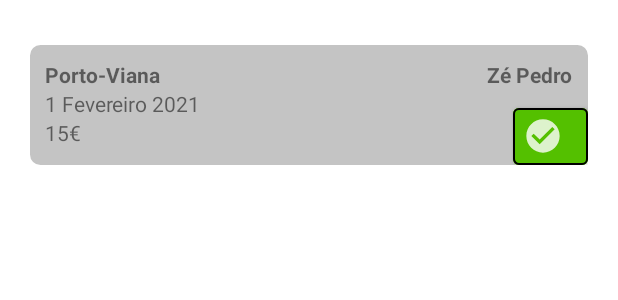
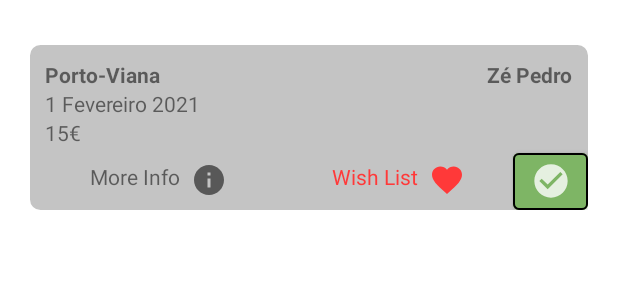
Before and after one commit to LuisPereira474/TPCM, an Android app: the layout search_line.xml on its own in the app's theme, with its tools: preview values and no code run, on a phone screen of 412 x 824 dp. Shown: the top 300 px of the screen. Run offline under Robolectric (Android 15) with nearby library versions, the phone set to English and light mode, and no system bars.

Commit message:
Insert More Info and Wish List buttons

```diff
--- /dev/null
+++ b/app/src/main/res/drawable/ic_baseline_favorite_24.xml
@@ -0,0 +1,5 @@
+<vector android:height="24dp" android:tint="#FF3939"
+    android:viewportHeight="24" android:viewportWidth="24"
+    android:width="24dp" xmlns:android="http://schemas.android.com/apk/res/android">
+    <path android:fillColor="@android:color/white" android:pathData="M12,21.35l-1.45,-1.32C5.4,15.36 2,12.28 2,8.5 2,5.42 4.42,3 7.5,3c1.74,0 3.41,0.81 4.5,2.09C13.09,3.81 14.76,3 16.5,3 19.58,3 22,5.42 22,8.5c0,3.78 -3.4,6.86 -8.55,11.54L12,21.35z"/>
+</vector>
--- /dev/null
+++ b/app/src/main/res/drawable/ic_info.xml
@@ -0,0 +1,5 @@
+<vector android:height="24dp" android:tint="#585858"
+    android:viewportHeight="24" android:viewportWidth="24"
+    android:width="24dp" xmlns:android="http://schemas.android.com/apk/res/android">
+    <path android:fillColor="@android:color/white" android:pathData="M12,2C6.48,2 2,6.48 2,12s4.48,10 10,10 10,-4.48 10,-10S17.52,2 12,2zM13,17h-2v-6h2v6zM13,9h-2L11,7h2v2z"/>
+</vector>
--- a/app/src/main/res/layout/search_line.xml
+++ b/app/src/main/res/layout/search_line.xml
@@ -1,7 +1,7 @@
 <?xml version="1.0" encoding="utf-8"?>
 <RelativeLayout xmlns:android="http://schemas.android.com/apk/res/android"
     android:layout_width="match_parent"
-    android:layout_height="80dp"
+    android:layout_height="110dp"
     xmlns:app="http://schemas.android.com/apk/res-auto"
     android:layout_marginLeft="20dp"
     android:layout_marginRight="20dp"
@@ -27,7 +27,6 @@
             android:textStyle="bold"
             android:text="idBoleia"
             android:visibility="invisible"/>
-
 
         <TextView
             android:id="@+id/date"
@@ -55,19 +54,46 @@
             android:layout_marginTop="10dp"
             android:textStyle="bold"/>
 
+        <TextView
+            android:id="@+id/moreInfo"
+            android:layout_width="wrap_content"
+            android:layout_height="wrap_content"
+            android:text="@string/moreInfo"
+            android:layout_below="@+id/price"
+            android:layout_alignLeft="@+id/price"
+            android:layout_marginLeft="30dp"
+            android:layout_marginTop="10dp"
+            android:drawableEnd="@drawable/ic_info"
+            android:drawablePadding="7dp"/>
+
+
+        <TextView
+            android:id="@+id/wishList"
+            android:layout_width="wrap_content"
+            android:layout_height="wrap_content"
+            android:text="@string/wishList"
+            android:textColor="#FF3939"
+            android:layout_toRightOf="@+id/moreInfo"
+            android:layout_alignTop="@+id/moreInfo"
+            android:layout_marginLeft="70dp"
+            android:drawableEnd="@drawable/ic_baseline_favorite_24"
+            android:drawablePadding="7dp"/>
+
+
         <Button
             android:layout_width="50dp"
             android:layout_height="50dp"
             android:layout_alignParentEnd="true"
             android:layout_alignParentBottom="true"
             android:layout_marginBottom="-6dp"
-            android:backgroundTint="#54C000"
+            android:backgroundTint="#7EB565"
             app:strokeColor="@color/black"
             app:strokeWidth="1dp"
             app:icon="@drawable/ic_check"
             app:iconGravity="textStart"
-            app:iconPadding="10dp"
+            app:iconPadding="0dp"
             android:onClick="acceptBoleia"
             />
 
+
 </RelativeLayout>
--- a/app/src/main/res/values/strings.xml
+++ b/app/src/main/res/values/strings.xml
@@ -48,4 +48,6 @@
     <string name="cancel">Cancel</string>
     <string name="scan">SCAN</string>
     <string name="botaoLerQrCode">Scan QR Code</string>
+    <string name="wishList">Wish List</string>
+    <string name="moreInfo">More Info</string>
 </resources>
```
Also changed, not shown: 1 other file.
